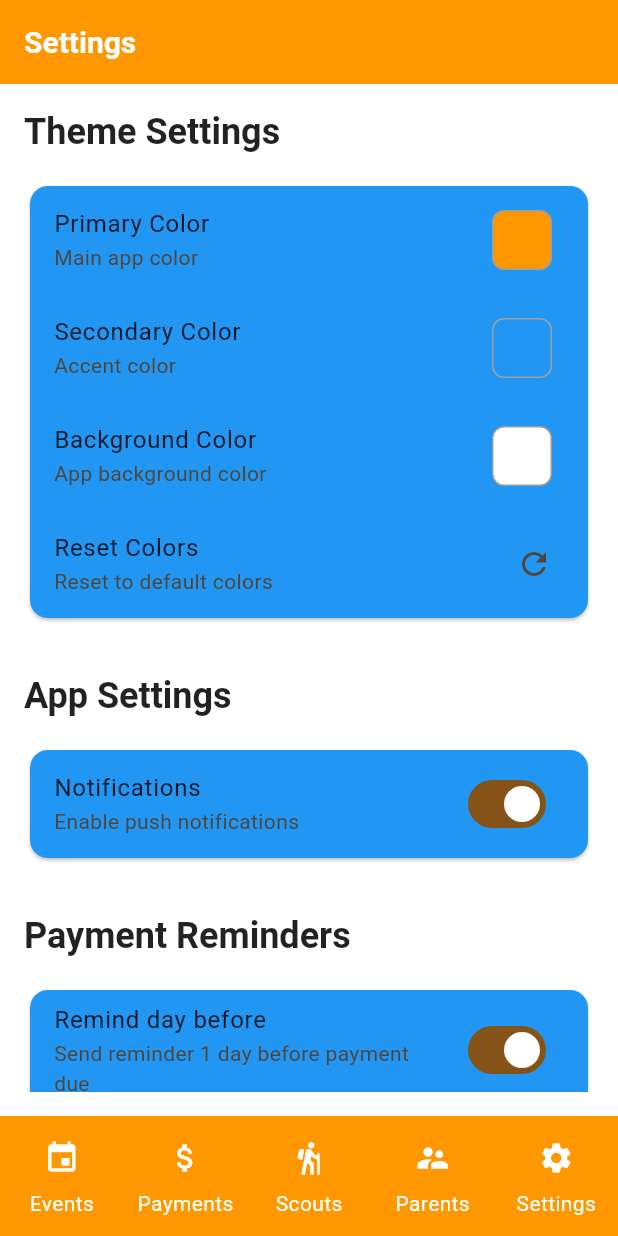
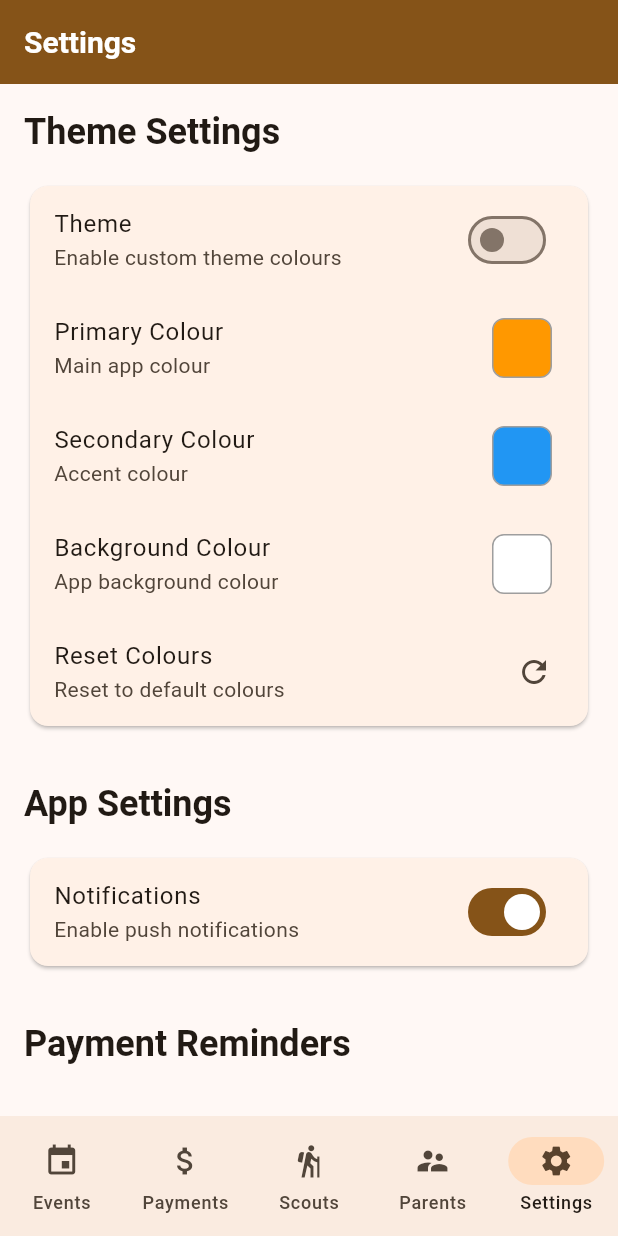
Before and after one commit to Dropheart/scouts-finance, a Flutter app: the screen it shows after launch, item 5 of the bottom bar chosen, on a phone screen of 412 x 824 dp. Run offline on Flutter 3.47's test engine with Material 3 defaults, Android fonts, the phone set to English and light mode, and no system bars; our stand-ins replace shared_preferences; missing offline and left inert: flutter_masked_text3, search_choices, serverpod, serverpod_client, serverpod_flutter; statements that could not run were skipped.

Commit message:
Fix: Make theme optional.

```diff
--- a/scouts_finances_flutter/lib/services/theme_service.dart
+++ b/scouts_finances_flutter/lib/services/theme_service.dart
@@ -1,5 +1,64 @@
 import 'package:flutter/material.dart';
 import 'package:shared_preferences/shared_preferences.dart';
+
+void main() {
+  runApp(const MyApp());
+}
+
+class MyApp extends StatefulWidget {
+  const MyApp({super.key});
+
+  @override
+  State<MyApp> createState() => _MyAppState();
+}
+
+class _MyAppState extends State<MyApp> {
+  bool _customThemeEnabled = true;
+
+  void _toggleTheme() {
+    setState(() {
+      _customThemeEnabled = !_customThemeEnabled;
+    });
+  }
+
+  @override
+  Widget build(BuildContext context) {
+    return MaterialApp(
+      title: 'Flutter Demo',
+      theme: _customThemeEnabled
+          ? ThemeData(
+              colorScheme: ColorScheme.fromSeed(seedColor: Colors.deepPurple),
+              useMaterial3: true,
+            )
+          : ThemeData(
+              colorScheme: ColorScheme.fromSeed(
+                  seedColor: Colors.blue), // Default to blue
+              useMaterial3: true,
+            ),
+      home: Scaffold(
+        appBar: AppBar(
+          title: const Text('Theme Demo'),
+        ),
+        body: Center(
+          child: Column(
+            mainAxisAlignment: MainAxisAlignment.center,
+            children: <Widget>[
+              const Text(
+                'Toggle the theme:',
+              ),
+              Switch(
+                value: _customThemeEnabled,
+                onChanged: (bool newValue) {
+                  _toggleTheme();
+                },
+              ),
+            ],
+          ),
+        ),
+      ),
+    );
+  }
+}
 
 class ThemeService extends ChangeNotifier {
   static const String _primaryColorKey = 'primary_color';
@@ -13,6 +72,8 @@ class ThemeService extends ChangeNotifier {
   Color get primaryColor => _primaryColor;
   Color get secondaryColor => _secondaryColor;
   Color get backgroundColor => _backgroundColor;
+
+  bool enabled = false;
 
   ThemeData get themeData {
     // Generate base color scheme from primary and secondary colors
@@ -30,6 +91,7 @@ class ThemeService extends ChangeNotifier {
       onSurface: _getContrastingTextColor(_backgroundColor),
     );
 
+    if (enabled) {
       return ThemeData(
         colorScheme: customColorScheme,
         scaffoldBackgroundColor: _backgroundColor,
@@ -70,6 +132,32 @@ class ThemeService extends ChangeNotifier {
           elevation: const WidgetStatePropertyAll(0.0),
         ),
       );
+    } else {
+      final scheme = ColorScheme.fromSeed(
+        seedColor: _primaryColor,
+        brightness: _isLightBackground ? Brightness.light : Brightness.dark,
+      );
+      return ThemeData(
+        colorScheme: scheme,
+        useMaterial3: true,
+        cardTheme: CardThemeData(
+          elevation: 1.0,
+        ),
+        searchBarTheme: SearchBarThemeData(
+          elevation: const WidgetStatePropertyAll(0.0),
+        ),
+        appBarTheme: AppBarTheme(
+          backgroundColor: scheme.primary,
+          foregroundColor: scheme.onPrimary,
+          titleTextStyle: TextStyle(
+            color: scheme.onPrimary,
+            fontSize: 20,
+            fontWeight: FontWeight.bold,
+          ),
+          elevation: 0,
+        )
+      );
+    }
   }
 
   bool get _isLightBackground {
@@ -121,7 +209,9 @@ class ThemeService extends ChangeNotifier {
     try {
       switch (hex.length) {
         case 3: // RGB
-          return Color(int.parse('FF${hex[0]}${hex[0]}${hex[1]}${hex[1]}${hex[2]}${hex[2]}', radix: 16));
+          return Color(int.parse(
+              'FF${hex[0]}${hex[0]}${hex[1]}${hex[1]}${hex[2]}${hex[2]}',
+              radix: 16));
         case 6: // RRGGBB
           return Color(int.parse('FF$hex', radix: 16));
         case 8: // AARRGGBB
@@ -192,4 +282,11 @@ class ThemeService extends ChangeNotifier {
 
     notifyListeners();
   }
+
+  Future<void> toggleTheme() async {
+    enabled = !enabled;
+    final prefs = await SharedPreferences.getInstance();
+    await prefs.setBool('theme_enabled', enabled);
+    notifyListeners();
   }
+}
--- a/scouts_finances_flutter/lib/settings/home.dart
+++ b/scouts_finances_flutter/lib/settings/home.dart
@@ -71,24 +71,34 @@ class _SettingsHomeState extends State<SettingsHome> {
             Card(
               child: Column(
                 children: [
+                  Consumer<ThemeService>(
+                    builder: (context, themeService, child) => SwitchListTile(
+                      title: const Text('Theme'),
+                      subtitle: const Text('Enable custom theme colours'),
+                      value: themeService.enabled,
+                        onChanged: (value) {
+                        themeService.toggleTheme();
+                      },
+                    ),
+                  ),
                   const ColorSelectorTile(
-                    title: 'Primary Color',
-                    subtitle: 'Main app color',
+                    title: 'Primary Colour',
+                    subtitle: 'Main app colour',
                     colorType: ColorType.primary,
                   ),
                   const ColorSelectorTile(
-                    title: 'Secondary Color',
-                    subtitle: 'Accent color',
+                    title: 'Secondary Colour',
+                    subtitle: 'Accent colour',
                     colorType: ColorType.secondary,
                   ),
                   const ColorSelectorTile(
-                    title: 'Background Color',
-                    subtitle: 'App background color',
+                    title: 'Background Colour',
+                    subtitle: 'App background colour',
                     colorType: ColorType.background,
                   ),
                   ListTile(
-                    title: const Text('Reset Colors'),
-                    subtitle: const Text('Reset to default colors'),
+                    title: const Text('Reset Colours'),
+                    subtitle: const Text('Reset to default colours'),
                     trailing: const Icon(Icons.refresh),
                     onTap: () {
                       _showResetColorsDialog();
@@ -140,7 +150,8 @@ class _SettingsHomeState extends State<SettingsHome> {
                 children: [
                   SwitchListTile(
                     title: const Text('Remind day before'),
-                    subtitle: const Text('Send reminder 1 day before payment due'),
+                    subtitle:
+                        const Text('Send reminder 1 day before payment due'),
                     value: _remindDayBefore,
                     onChanged: (value) {
                       setState(() {
@@ -150,7 +161,8 @@ class _SettingsHomeState extends State<SettingsHome> {
                   ),
                   SwitchListTile(
                     title: Text('Remind $_xDaysBeforeValue days before'),
-                    subtitle: Text('Send reminder $_xDaysBeforeValue days before payment due'),
+                    subtitle: Text(
+                        'Send reminder $_xDaysBeforeValue days before payment due'),
                     value: _remindXDaysBefore,
                     onChanged: (value) {
                       setState(() {
@@ -161,7 +173,8 @@ class _SettingsHomeState extends State<SettingsHome> {
                   if (_remindXDaysBefore)
                     ListTile(
                       title: const Text('Days before reminder'),
-                      subtitle: Text('Send reminder $_xDaysBeforeValue days before due date'),
+                      subtitle: Text(
+                          'Send reminder $_xDaysBeforeValue days before due date'),
                       trailing: SizedBox(
                         width: 80,
                         child: TextFormField(
@@ -248,7 +261,8 @@ class _SettingsHomeState extends State<SettingsHome> {
       context: context,
       builder: (context) => AlertDialog(
         title: const Text('Reset Colors'),
-        content: const Text('Are you sure you want to reset all colors to their default values?'),
+        content: const Text(
+            'Are you sure you want to reset all colors to their default values?'),
         actions: [
           TextButton(
             onPressed: () => Navigator.of(context).pop(),
@@ -256,7 +270,8 @@ class _SettingsHomeState extends State<SettingsHome> {
           ),
           ElevatedButton(
             onPressed: () {
-              Provider.of<ThemeService>(context, listen: false).resetToDefaults();
+              Provider.of<ThemeService>(context, listen: false)
+                  .resetToDefaults();
               Navigator.of(context).pop();
               ScaffoldMessenger.of(context).showSnackBar(
                 const SnackBar(
@@ -265,22 +280,6 @@ class _SettingsHomeState extends State<SettingsHome> {
               );
             },
             child: const Text('Reset'),
-          ),
-        ],
-      ),
-    );
-  }
-
-  void _showNotImplementedDialog(String feature) {
-    showDialog(
-      context: context,
-      builder: (context) => AlertDialog(
-        title: Text(feature),
-        content: const Text('This feature is not implemented yet.'),
-        actions: [
-          TextButton(
-            onPressed: () => Navigator.of(context).pop(),
-            child: const Text('OK'),
           ),
         ],
       ),
@@ -357,7 +356,8 @@ class ColorSelectorTile extends StatelessWidget {
     );
   }
 
-  void _showColorPicker(BuildContext context, ThemeService themeService, Color currentColor) {
+  void _showColorPicker(
+      BuildContext context, ThemeService themeService, Color currentColor) {
     showDialog(
       context: context,
       builder: (context) => AlertDialog(
@@ -454,7 +454,8 @@ class ColorSelectorTile extends StatelessWidget {
                   itemCount: ThemeService.predefinedColors.length,
                   itemBuilder: (context, index) {
                     final color = ThemeService.predefinedColors[index];
-                    final isSelected = color.value == currentColor.value;
+                    final isSelected =
+                        color.toARGB32() == currentColor.toARGB32();
 
                     return GestureDetector(
                       onTap: () {
```
Lines whose indentation alone changed are shown as unchanged.
